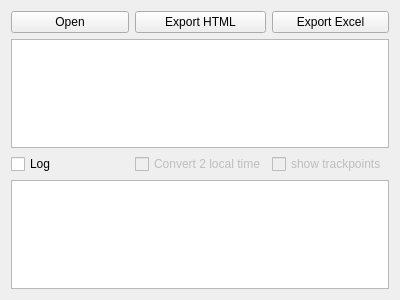
This is gpx2table/mainwindow.ui in streamx3/gpx2table as Qt 5 draws it before an edit. The edited form follows.
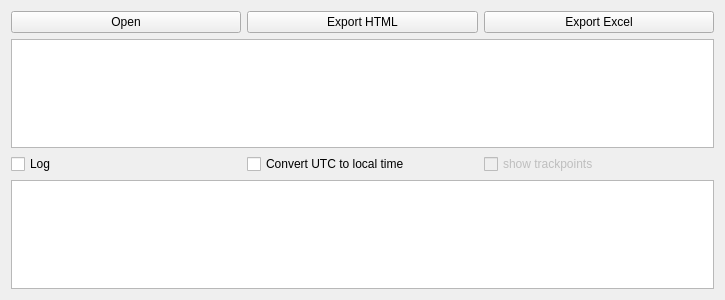
This is the edited form.

What changed in the file:
```diff
--- a/gpx2table/mainwindow.ui
+++ b/gpx2table/mainwindow.ui
@@ -6,10 +6,16 @@
    <rect>
     <x>0</x>
     <y>0</y>
-    <width>400</width>
+    <width>725</width>
     <height>300</height>
    </rect>
   </property>
+  <property name="sizePolicy">
+   <sizepolicy hsizetype="Expanding" vsizetype="Preferred">
+    <horstretch>0</horstretch>
+    <verstretch>0</verstretch>
+   </sizepolicy>
+  </property>
   <property name="windowTitle">
    <string>gpx2table</string>
   </property>
@@ -56,10 +62,10 @@
     <item row="6" column="1">
      <widget class="QCheckBox" name="checkBox">
       <property name="enabled">
-       <bool>false</bool>
+       <bool>true</bool>
       </property>
       <property name="text">
-       <string>Convert 2 local time</string>
+       <string>Convert UTC to local time</string>
       </property>
      </widget>
     </item>
```
Left out of the diff: 4 changed lines with no effect on the pictures.
